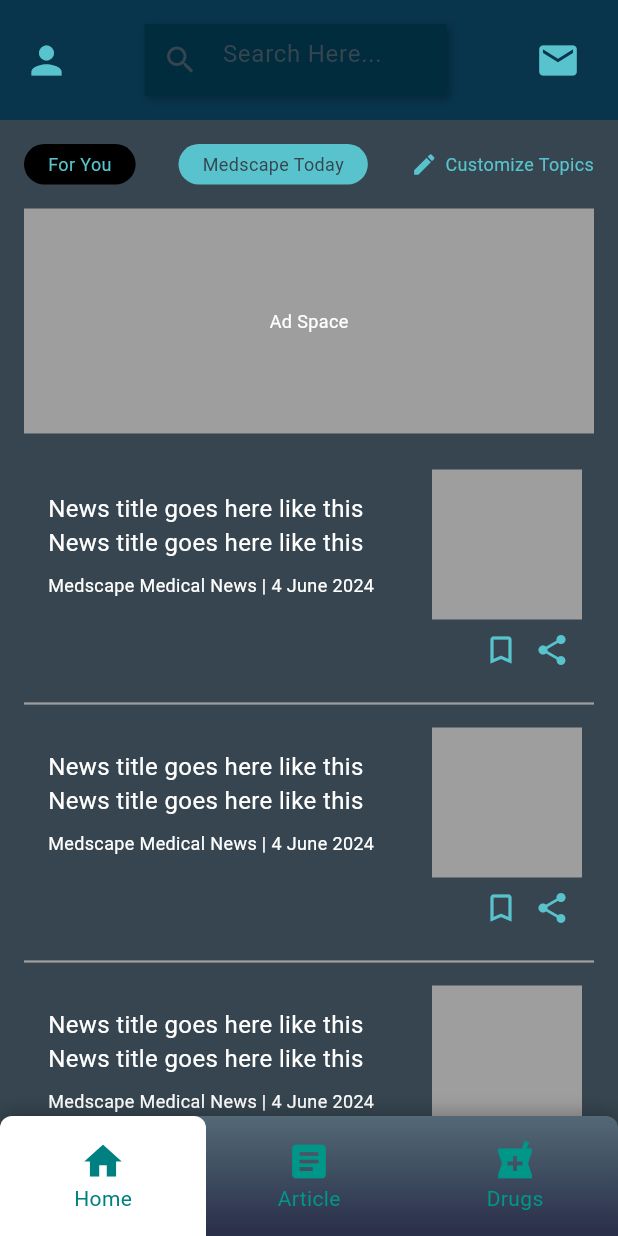
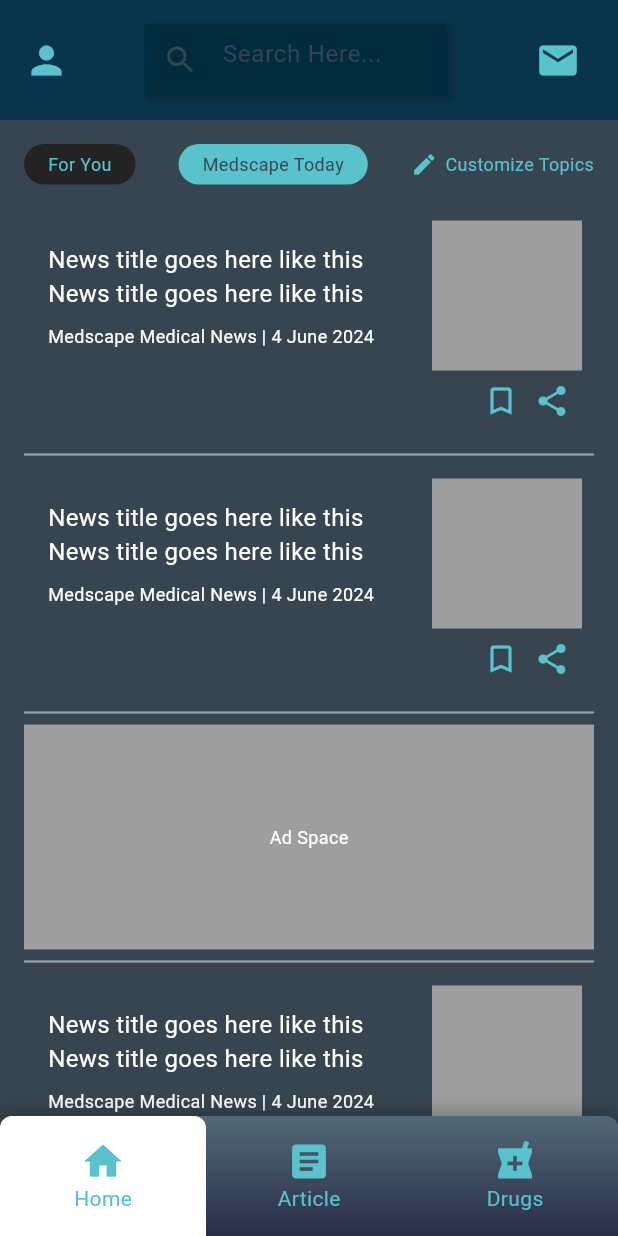
Before and after one commit to DewanggaHaryonoP/medscape-mobapps, a Flutter app: the HomeScreen screen opened by its route, on a phone screen of 412 x 824 dp. Run offline on Flutter 3.47's test engine with Material 3 defaults, Android fonts, the phone set to English and light mode, and no system bars; our stand-ins replace firebase_auth, firebase_core, shared_preferences; accounts and stored records are empty; Roboto replaces fonts that are missing (SF Pro Display); project files that could hold a hidden picture were left out.

```diff
--- a/lib/screens/home_screen.dart
+++ b/lib/screens/home_screen.dart
@@ -102,22 +102,34 @@ class _HomeScreenState extends State<HomeScreen> {
                 ],
               ),
             ),
+            Expanded(
+              child: ListView.builder(
+                itemCount: 5, // Total number of items (4 articles + 1 ad)
+                itemBuilder: (context, index) {
+                  if (index == 2) {
+                    return Column(
+                      children: [
                         Container(
                           height: 150,
-              color: Colors.grey, // Placeholder for the ad container
+                          color:
+                              Colors.grey, // Placeholder for the ad container
                           child: Center(
                             child: Text(
                               'Ad Space',
                               style: TextStyle(
-                      color: Colors.white, fontFamily: bodyFont, fontSize: 12),
+                                  color: Colors.white,
+                                  fontFamily: bodyFont,
+                                  fontSize: 12),
                             ),
                           ),
                         ),
-            SizedBox(height: 16),
-            Expanded(
-              child: ListView.builder(
-                itemCount: 4, // Adjust based on the number of items
-                itemBuilder: (context, index) {
+                        Divider(
+                          color: Colors.grey,
+                          thickness: 1.5, // Line break thickness
+                        ), // Line break after the ad
+                      ],
+                    );
+                  } else {
                     return Column(
                       children: [
                         Container(
@@ -156,8 +168,8 @@ class _HomeScreenState extends State<HomeScreen> {
                                   Container(
                                     height: 100,
                                     width: 100,
-                                  color:
-                                      Colors.grey, // Placeholder for the image
+                                    color: Colors
+                                        .grey, // Placeholder for the image
                                   ),
                                 ],
                               ),
@@ -181,6 +193,7 @@ class _HomeScreenState extends State<HomeScreen> {
                         ), // Line break between articles
                       ],
                     );
+                  }
                 },
               ),
             ),
@@ -224,7 +237,7 @@ class _HomeScreenState extends State<HomeScreen> {
       child: Container(
         padding: EdgeInsets.symmetric(vertical: 5.0, horizontal: 16.0),
         decoration: BoxDecoration(
-          color: isSelected ? Colors.black : teal,
+          color: isSelected ? darkGrey : teal,
           borderRadius: BorderRadius.circular(20),
         ),
         child: Text(
@@ -259,12 +272,12 @@ class _HomeScreenState extends State<HomeScreen> {
               Icon(
                 icon,
                 size: 30,
-                color: isSelected ? Color(0xFF008080) : Colors.teal,
+                color: isSelected ? teal : teal,
               ),
               Text(
                 label,
                 style: TextStyle(
-                  color: isSelected ? Color(0xFF008080) : Colors.teal,
+                  color: isSelected ? teal : teal,
                 ),
               ),
             ],
```
Lines whose indentation alone changed are shown as unchanged.
